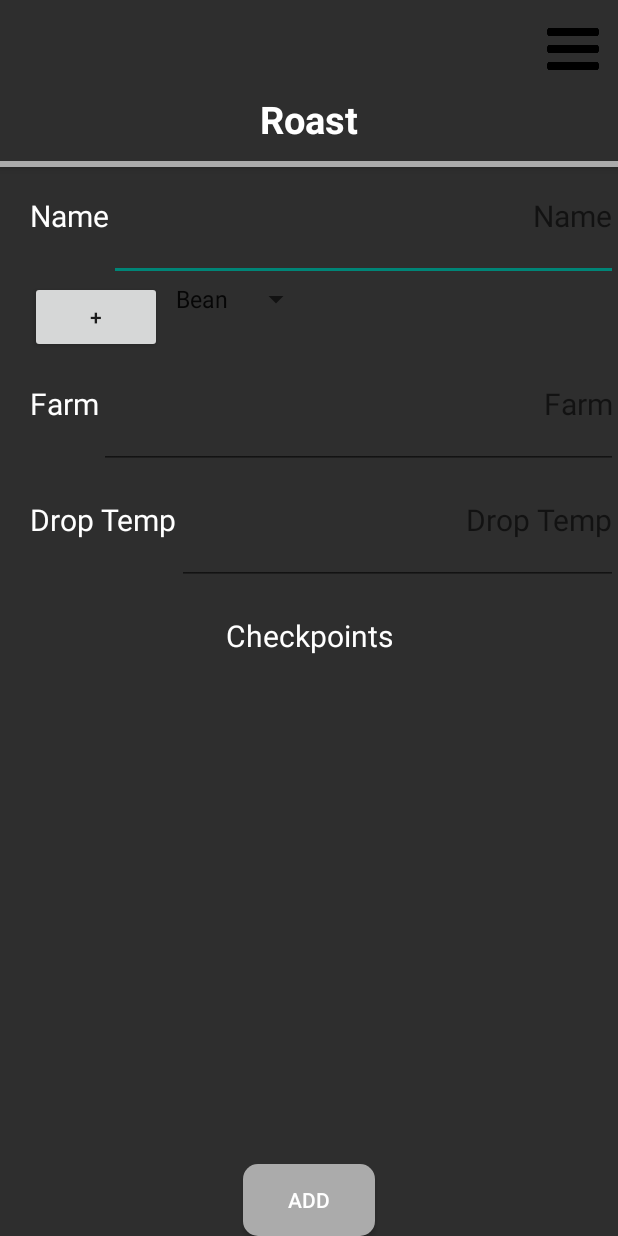
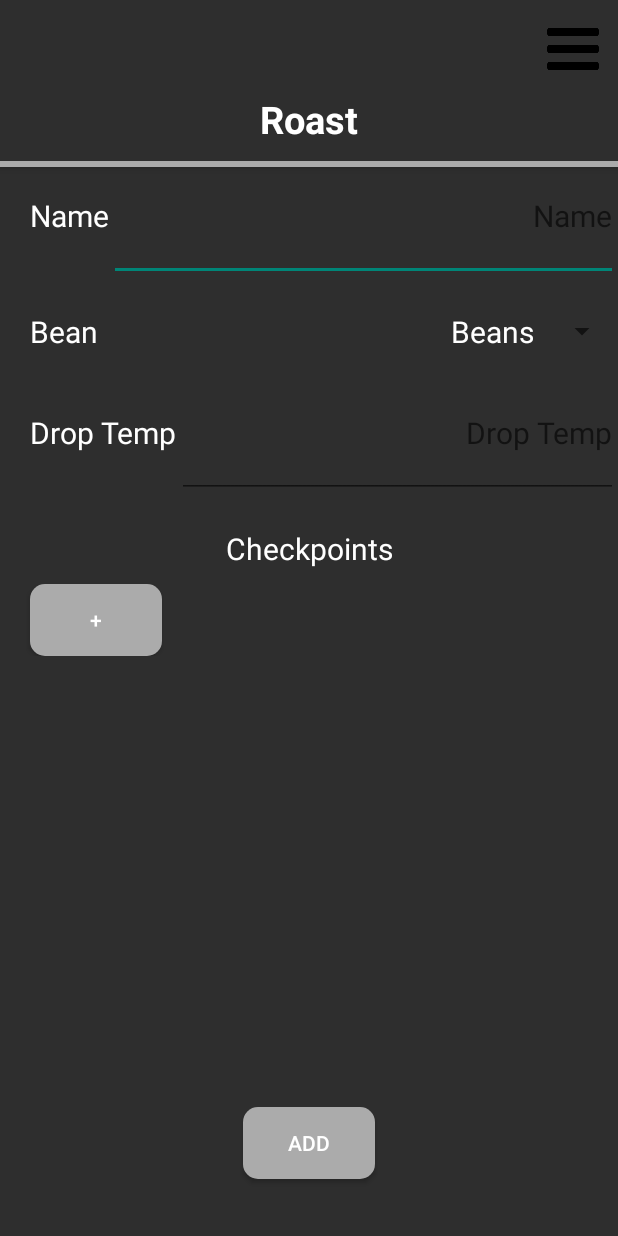
Before and after one commit to robertnmoffat/Coffee-Roasting-Assistant, an Android app: the RoastParamActivity screen opened directly, with no data from a screen before it, on a phone screen of 412 x 824 dp. Run offline under Robolectric (Android 15) with nearby library versions, the phone set to English and light mode, and no system bars.

Commit message:
Finished roast param UI, and fixed lower add panel in roast, bean, and blend activities.

```diff
--- a/app/src/main/java/com/example/roastingassistant/RoastParamActivity.java
+++ b/app/src/main/java/com/example/roastingassistant/RoastParamActivity.java
@@ -3,10 +3,16 @@ package com.example.roastingassistant;
 import androidx.appcompat.app.AppCompatActivity;
 
 import android.os.Bundle;
+import android.view.View;
+import android.widget.AdapterView;
 import android.widget.ArrayAdapter;
 import android.widget.Spinner;
 
-public class RoastParamActivity extends AppCompatActivity {
+import java.lang.reflect.Array;
+import java.util.ArrayList;
+import java.util.List;
+
+public class RoastParamActivity extends AppCompatActivity implements AdapterView.OnItemSelectedListener {
 
     @Override
     protected void onCreate(Bundle savedInstanceState) {
@@ -14,10 +20,30 @@ public class RoastParamActivity extends AppCompatActivity {
         setContentView(R.layout.activity_roast_param);
 
         Spinner spinner = findViewById(R.id.bean_spinner);
-        ArrayAdapter<CharSequence> adapter = ArrayAdapter.createFromResource(this,
-                R.array.bean_array, android.R.layout.simple_spinner_item);
-        adapter.setDropDownViewResource(android.R.layout.simple_spinner_dropdown_item);
-        // Apply the adapter to the spinner
-        spinner.setAdapter(adapter);
+        setupSpinner(spinner);
+
+    }
+
+    public void setupSpinner(Spinner spinner){
+        //spinner click listener
+        spinner.setOnItemSelectedListener(this);
+        //set spinner drop down elements
+        List<String> categories = new ArrayList<String>();
+        categories.add("Beans");//TODO: add stuff from database later
+        //adaptor for categories and spinner
+        ArrayAdapter<String> dataAdapter = new ArrayAdapter<String>(this, R.layout.spinner_textview, categories);
+        //drop down layout style
+        dataAdapter.setDropDownViewResource(android.R.layout.simple_spinner_dropdown_item);
+        spinner.setAdapter(dataAdapter);
+    }
+
+    @Override
+    public void onItemSelected(AdapterView<?> parent, View view, int position, long id) {
+
+    }
+
+    @Override
+    public void onNothingSelected(AdapterView<?> parent) {
+
     }
 }
--- a/app/src/main/res/layout/activity_bean.xml
+++ b/app/src/main/res/layout/activity_bean.xml
@@ -63,12 +63,13 @@
         android:layout_width="match_parent"
         android:layout_height="match_parent"
         android:orientation="vertical"
-        android:layout_marginTop="110dp">
+        android:layout_marginTop="110dp"
+        android:weightSum="6">
         <ScrollView
             android:id="@+id/scrollview"
-            android:layout_weight="1"
+            android:layout_weight="5"
             android:layout_width="match_parent"
-            android:layout_height="match_parent"
+            android:layout_height="0dp"
             android:background="@color/grayBack"
             app:layout_behavior="@string/appbar_scrolling_view_behavior">
 
@@ -150,9 +151,10 @@
         </ScrollView>
         <LinearLayout
             android:layout_width="match_parent"
-            android:layout_height="wrap_content"
+            android:layout_height="0dp"
             android:gravity="center"
-            android:background="@color/grayBack">
+            android:background="@color/grayBack"
+            android:layout_weight="1">
             <Button
                 android:layout_width="wrap_content"
                 android:layout_height="wrap_content"
--- a/app/src/main/res/layout/activity_blend.xml
+++ b/app/src/main/res/layout/activity_blend.xml
@@ -63,12 +63,13 @@
         android:layout_width="match_parent"
         android:layout_height="match_parent"
         android:orientation="vertical"
-        android:layout_marginTop="110dp">
+        android:layout_marginTop="110dp"
+        android:weightSum="6">
         <ScrollView
             android:id="@+id/scrollview"
-            android:layout_weight="1"
+            android:layout_weight="5"
             android:layout_width="match_parent"
-            android:layout_height="match_parent"
+            android:layout_height="0dp"
             android:background="@color/grayBack"
             app:layout_behavior="@string/appbar_scrolling_view_behavior">
 
@@ -114,9 +115,10 @@
         </ScrollView>
         <LinearLayout
             android:layout_width="match_parent"
-            android:layout_height="wrap_content"
+            android:layout_height="0dp"
             android:gravity="center"
-            android:background="@color/grayBack">
+            android:background="@color/grayBack"
+            android:layout_weight="1">
             <Button
                 android:layout_width="wrap_content"
                 android:layout_height="wrap_content"
--- a/app/src/main/res/layout/activity_roast_param.xml
+++ b/app/src/main/res/layout/activity_roast_param.xml
@@ -63,12 +63,13 @@
         android:layout_width="match_parent"
         android:layout_height="match_parent"
         android:orientation="vertical"
-        android:layout_marginTop="110dp">
+        android:layout_marginTop="110dp"
+        android:weightSum="6">
     <ScrollView
         android:id="@+id/scrollview"
-        android:layout_weight="1"
+        android:layout_weight="5"
         android:layout_width="match_parent"
-        android:layout_height="match_parent"
+        android:layout_height="0dp"
         android:background="@color/grayBack"
         app:layout_behavior="@string/appbar_scrolling_view_behavior">
 
@@ -101,41 +102,23 @@
             <LinearLayout
                 android:layout_width="match_parent"
                 android:layout_height="match_parent"
-                android:orientation="horizontal">
-                <Button
+                android:orientation="horizontal"
+                android:layout_marginTop="20dp"
+                android:layout_marginBottom="20dp">
+                <TextView
                     android:layout_width="wrap_content"
                     android:layout_height="wrap_content"
-                    android:text="+"
+                    android:text="Bean"
+                    android:textColor="@color/white"
+                    android:textSize="20dp"
                     android:layout_marginLeft="20dp"/>
                 <Spinner
                     android:id="@+id/bean_spinner"
-                    android:layout_width="wrap_content"
+                    android:layout_width="match_parent"
                     android:layout_height="wrap_content"
-                    android:gravity="end"
-                    android:layout_gravity="end"
+                    android:gravity="right"
+                    style="@style/spinnerItemStyleWhite"
                     />
-            </LinearLayout>
-            <LinearLayout
-                android:layout_width="match_parent"
-                android:layout_height="match_parent"
-                android:orientation="horizontal">
-                <TextView
-                    android:layout_width="wrap_content"
-                    android:layout_height="match_parent"
-                    android:layout_marginTop="20dp"
-                    android:layout_marginBottom="20dp"
-                    android:layout_marginLeft="20dp"
-                    android:text="Farm"
-                    android:textSize="20dp"
-                    android:textColor="@color/white"/>
-                <EditText
-                    android:layout_width="match_parent"
-                    android:layout_height="match_parent"
-                    android:textSize="20dp"
-                    android:textColor="@color/lightGray"
-                    android:hint="Farm"
-                    android:gravity="end"
-                    android:layout_marginTop="10dp"/>
             </LinearLayout>
             <LinearLayout
                 android:layout_width="match_parent"
@@ -167,6 +150,32 @@
                 android:gravity="center"
                 android:textSize="20dp"
                 android:layout_marginTop="20dp"/>
+
+
+
+
+            <LinearLayout
+                android:layout_width="match_parent"
+                android:layout_height="wrap_content"
+                android:id="@+id/checkpointLayout"
+                android:orientation="vertical"/>
+
+
+
+
+        <LinearLayout
+            android:layout_width="match_parent"
+            android:layout_height="match_parent"
+            android:orientation="horizontal"
+            android:layout_marginTop="10dp">
+            <Button
+                android:layout_width="wrap_content"
+                android:layout_height="wrap_content"
+                android:text="+"
+                android:layout_marginLeft="20dp"
+                android:textColor="@color/white"
+                android:background="@drawable/round_shape_btn"/>
+        </LinearLayout>
         <LinearLayout
             android:layout_width="match_parent"
             android:layout_height="match_parent"
@@ -182,9 +191,10 @@
     </ScrollView>
         <LinearLayout
             android:layout_width="match_parent"
-            android:layout_height="wrap_content"
+            android:layout_height="0dp"
             android:gravity="center"
-            android:background="@color/grayBack">
+            android:background="@color/grayBack"
+            android:layout_weight="1">
     <Button
         android:layout_width="wrap_content"
         android:layout_height="wrap_content"
@@ -192,6 +202,7 @@
         android:gravity="center"
         android:textColor="@color/white"
         android:background="@drawable/round_shape_btn"
+        android:layout_marginBottom="2dp"
         />
         </LinearLayout>
 
--- /dev/null
+++ b/app/src/main/res/layout/spinner_textview.xml
@@ -0,0 +1,10 @@
+<?xml version="1.0" encoding="utf-8"?>
+<TextView
+    xmlns:android="http://schemas.android.com/apk/res/android"
+    style="?android:attr/spinnerItemStyle"
+    android:layout_width="wrap_content"
+    android:layout_height="wrap_content"
+    android:gravity="right"
+    android:textColor="@color/white"
+    android:textSize="20dp"
+    android:layout_gravity="right"/>
--- a/app/src/main/res/values/style.xml
+++ b/app/src/main/res/values/style.xml
@@ -9,7 +9,10 @@
     <style name="spinnerItemStyle" parent="@android:style/Widget.Holo.DropDownItem.Spinner">
         <item name="android:textColor">@color/grayBack</item>
     </style>
-
+    <style name="spinnerItemStyleWhite" parent="@android:style/Widget.TextView.SpinnerItem">
+        <item name="android:textColor">@color/white</item>
+        <item name="android:textSize">20dp</item>
+    </style>
 
 
 </resources>
```
